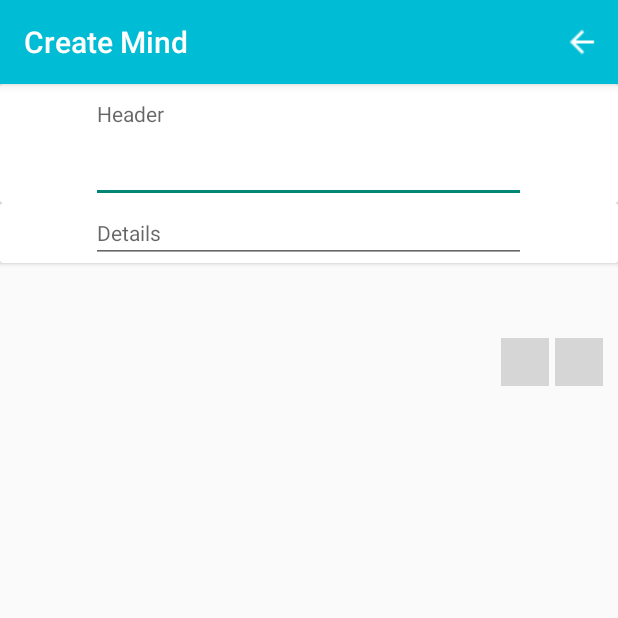
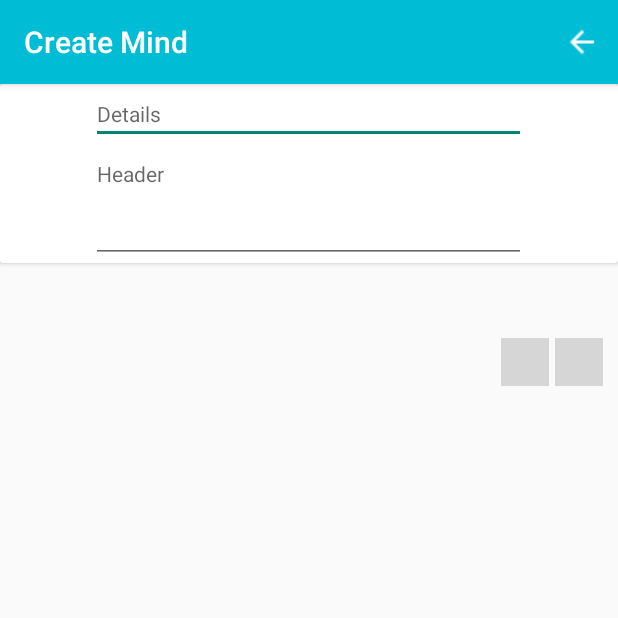
Before and after one commit to fromthesecond/Minder, an Android app: the CreateNoteActivity screen opened directly, with no data from a screen before it, on a phone screen of 412 x 824 dp, the top half of it. Run offline under Robolectric (Android 15) with nearby library versions, the phone set to English and light mode, and no system bars; libraries missing offline, so code that uses them is left out: com.gc.materialdesign; plain views replace ButtonFlat, ButtonRectangle; grey boxes are pictures that could not be loaded.

Commit message:
Fixed card view for edit text. Beta v. 0.1.

```diff
--- a/app/src/main/res/layout/activity_create_note.xml
+++ b/app/src/main/res/layout/activity_create_note.xml
@@ -5,6 +5,7 @@
     android:layout_height="match_parent"
     android:orientation="vertical"
     android:weightSum="1">
+
     <android.support.v7.widget.CardView
         android:layout_width="match_parent"
         android:layout_height="wrap_content"
@@ -13,6 +14,19 @@
         card_view:cardBackgroundColor="#fafafa"
         android:padding="8dp">
 
+    <LinearLayout
+        android:layout_width="match_parent"
+        android:layout_height="match_parent"
+        android:orientation="vertical">
+
+        <EditText
+            android:layout_width="290dp"
+            android:layout_height="wrap_content"
+            android:inputType="textMultiLine"
+            style="@style/Widget.AppCompat.EditText"
+            android:id="@+id/body"
+            android:layout_gravity="center_horizontal" />
+
         <EditText
             android:layout_width="290dp"
             android:layout_height="wrap_content"
@@ -20,22 +34,11 @@
             android:layout_gravity="center_horizontal"
             style="@style/Widget.AppCompat.EditText"
             android:paddingBottom="50dp" />
+        </LinearLayout>
     </android.support.v7.widget.CardView>
-    <android.support.v7.widget.CardView
-        android:layout_width="match_parent"
-        android:layout_height="wrap_content"
-        android:id="@+id/cardEditDetails"
-        card_view:cardCornerRadius="8dp"
-        card_view:cardBackgroundColor="#fafafa"
-        android:padding="8dp">
-    <EditText
-        android:layout_width="290dp"
-        android:layout_height="wrap_content"
-        android:inputType="textMultiLine"
-        style="@style/Widget.AppCompat.EditText"
-        android:id="@+id/body"
-        android:layout_gravity="center_horizontal" />
-    </android.support.v7.widget.CardView>
+
+
+
     <LinearLayout
         android:orientation="horizontal"
         android:layout_width="fill_parent"
```
Lines whose indentation alone changed are shown as unchanged.
